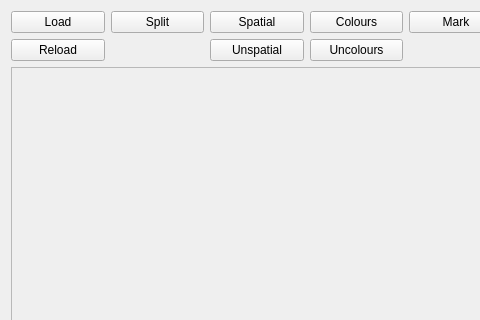
This is mainwindow.ui in michas-eu/img_compressor as Qt 5 draws it before an edit; both pictures show x 0 to 480 and y 0 to 320 of the 613 by 596 pixel window. The edited form follows.
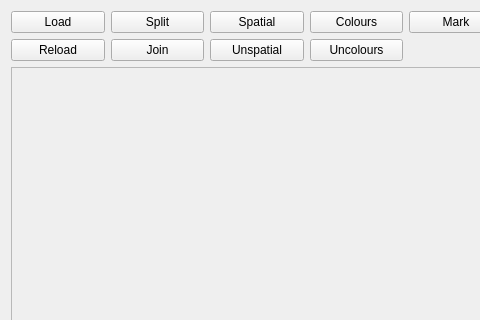
This is the edited form.

```diff
--- a/mainwindow.ui
+++ b/mainwindow.ui
@@ -44,6 +44,13 @@
         </property>
        </widget>
       </item>
+      <item row="1" column="1">
+       <widget class="QPushButton" name="join_btn">
+        <property name="text">
+         <string>Join</string>
+        </property>
+       </widget>
+      </item>
       <item row="0" column="2">
        <widget class="QPushButton" name="spatial_btn">
         <property name="text">
```
